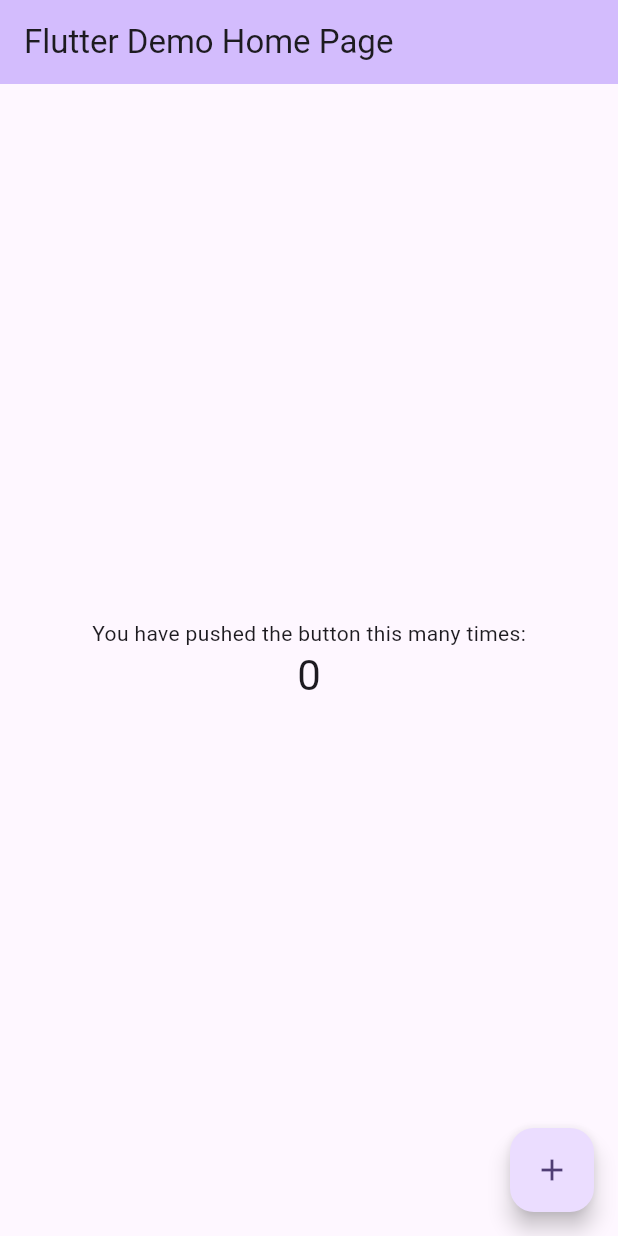
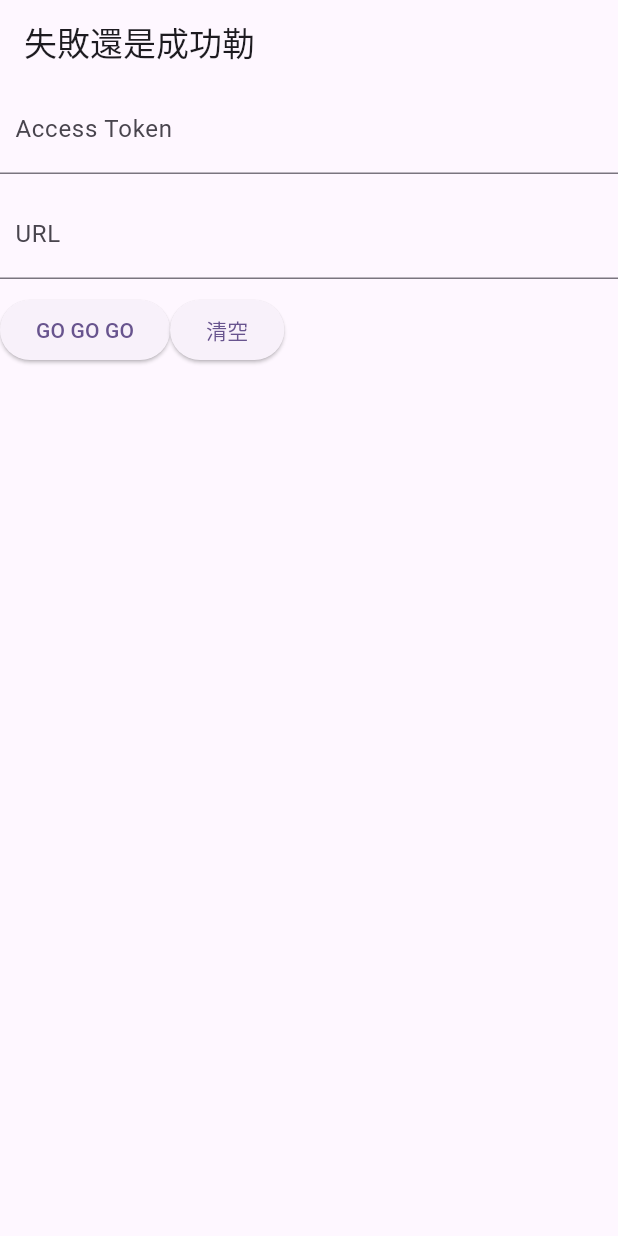
Before and after one commit to ann123-321/pic_url_tool, a Flutter app: the screen it shows after launch, on a phone screen of 412 x 824 dp. Run offline on Flutter 3.47's test engine with Material 3 defaults, Android fonts, the light colour scheme and no system bars; missing offline and left inert: flutter_inappwebview, screen_brightness.

Commit message:
feat: Url

```diff
--- a/lib/main.dart
+++ b/lib/main.dart
@@ -1,4 +1,5 @@
 import 'package:flutter/material.dart';
+import 'package:pic_url_tool/app_web_view.dart';
 
 void main() {
   runApp(const MyApp());
@@ -7,116 +8,88 @@ void main() {
 class MyApp extends StatelessWidget {
   const MyApp({super.key});
 
-  // This widget is the root of your application.
   @override
   Widget build(BuildContext context) {
     return MaterialApp(
       title: 'Flutter Demo',
       theme: ThemeData(
-        // This is the theme of your application.
-        //
-        // TRY THIS: Try running your application with "flutter run". You'll see
-        // the application has a purple toolbar. Then, without quitting the app,
-        // try changing the seedColor in the colorScheme below to Colors.green
-        // and then invoke "hot reload" (save your changes or press the "hot
-        // reload" button in a Flutter-supported IDE, or press "r" if you used
-        // the command line to start the app).
-        //
-        // Notice that the counter didn't reset back to zero; the application
-        // state is not lost during the reload. To reset the state, use hot
-        // restart instead.
-        //
-        // This works for code too, not just values: Most code changes can be
-        // tested with just a hot reload.
         colorScheme: ColorScheme.fromSeed(seedColor: Colors.deepPurple),
       ),
-      home: const MyHomePage(title: 'Flutter Demo Home Page'),
+      home: const HomePage(),
     );
   }
 }
 
-class MyHomePage extends StatefulWidget {
-  const MyHomePage({super.key, required this.title});
-
-  // This widget is the home page of your application. It is stateful, meaning
-  // that it has a State object (defined below) that contains fields that affect
-  // how it looks.
-
-  // This class is the configuration for the state. It holds the values (in this
-  // case the title) provided by the parent (in this case the App widget) and
-  // used by the build method of the State. Fields in a Widget subclass are
-  // always marked "final".
-
-  final String title;
+class HomePage extends StatefulWidget {
+  const HomePage({super.key});
 
   @override
-  State<MyHomePage> createState() => _MyHomePageState();
+  State<HomePage> createState() => _HomePageState();
 }
 
-class _MyHomePageState extends State<MyHomePage> {
-  int _counter = 0;
-
-  void _incrementCounter() {
-    setState(() {
-      // This call to setState tells the Flutter framework that something has
-      // changed in this State, which causes it to rerun the build method below
-      // so that the display can reflect the updated values. If we changed
-      // _counter without calling setState(), then the build method would not be
-      // called again, and so nothing would appear to happen.
-      _counter++;
-    });
+class _HomePageState extends State<HomePage> {
+  late TextEditingController _tokenTC;
+  late TextEditingController _urlTC;
+  @override
+  void initState() {
+    _tokenTC = TextEditingController();
+    _urlTC = TextEditingController();
+    super.initState();
   }
 
   @override
   Widget build(BuildContext context) {
-    // This method is rerun every time setState is called, for instance as done
-    // by the _incrementCounter method above.
-    //
-    // The Flutter framework has been optimized to make rerunning build methods
-    // fast, so that you can just rebuild anything that needs updating rather
-    // than having to individually change instances of widgets.
     return Scaffold(
-      appBar: AppBar(
-        // TRY THIS: Try changing the color here to a specific color (to
-        // Colors.amber, perhaps?) and trigger a hot reload to see the AppBar
-        // change color while the other colors stay the same.
-        backgroundColor: Theme.of(context).colorScheme.inversePrimary,
-        // Here we take the value from the MyHomePage object that was created by
-        // the App.build method, and use it to set our appbar title.
-        title: Text(widget.title),
-      ),
+      appBar: AppBar(title: Text('失敗還是成功勒')),
       body: Center(
-        // Center is a layout widget. It takes a single child and positions it
-        // in the middle of the parent.
         child: Column(
-          // Column is also a layout widget. It takes a list of children and
-          // arranges them vertically. By default, it sizes itself to fit its
-          // children horizontally, and tries to be as tall as its parent.
-          //
-          // Column has various properties to control how it sizes itself and
-          // how it positions its children. Here we use mainAxisAlignment to
-          // center the children vertically; the main axis here is the vertical
-          // axis because Columns are vertical (the cross axis would be
-          // horizontal).
-          //
-          // TRY THIS: Invoke "debug painting" (choose the "Toggle Debug Paint"
-          // action in the IDE, or press "p" in the console), to see the
-          // wireframe for each widget.
-          mainAxisAlignment: MainAxisAlignment.center,
-          children: <Widget>[
-            const Text('You have pushed the button this many times:'),
-            Text(
-              '$_counter',
-              style: Theme.of(context).textTheme.headlineMedium,
+          children: [
+            TextFormField(
+              controller: _tokenTC,
+              decoration: InputDecoration(
+                label: Text('Access Token'),
+                contentPadding: EdgeInsets.all(10),
+              ),
+            ),
+            SizedBox(height: 10),
+            TextFormField(
+              controller: _urlTC,
+              decoration: InputDecoration(
+                label: Text('URL'),
+                contentPadding: EdgeInsets.all(10),
+              ),
+            ),
+            SizedBox(height: 10),
+            Row(
+              children: [
+                ElevatedButton(
+                  onPressed: () {
+                    final accessToken = _tokenTC.text;
+                    final url = _urlTC.text;
+                    Navigator.push(
+                      context,
+                      MaterialPageRoute(
+                        builder: (_) => AppWebView(
+                          initialUrl: url,
+                          headers: {'Authorization': 'Bearer $accessToken'},
+                        ),
+                      ),
+                    );
+                  },
+                  child: Text('GO GO GO'),
+                ),
+                ElevatedButton(
+                  onPressed: () {
+                    _tokenTC.clear();
+                    _urlTC.clear();
+                  },
+                  child: Text('清空'),
+                ),
+              ],
             ),
           ],
         ),
       ),
-      floatingActionButton: FloatingActionButton(
-        onPressed: _incrementCounter,
-        tooltip: 'Increment',
-        child: const Icon(Icons.add),
-      ), // This trailing comma makes auto-formatting nicer for build methods.
     );
   }
 }
--- a/pubspec.yaml
+++ b/pubspec.yaml
@@ -34,6 +34,9 @@ dependencies:
   # The following adds the Cupertino Icons font to your application.
   # Use with the CupertinoIcons class for iOS style icons.
   cupertino_icons: ^1.0.8
+  url_launcher: ^6.3.2
+  screen_brightness: ^0.2.2
+  flutter_inappwebview: ^6.1.5
 
 dev_dependencies:
   flutter_test:
```
Also changed, not shown: lib/app_web_view.dart (added, +203 -0 lines), pubspec.lock, 11 other files.
